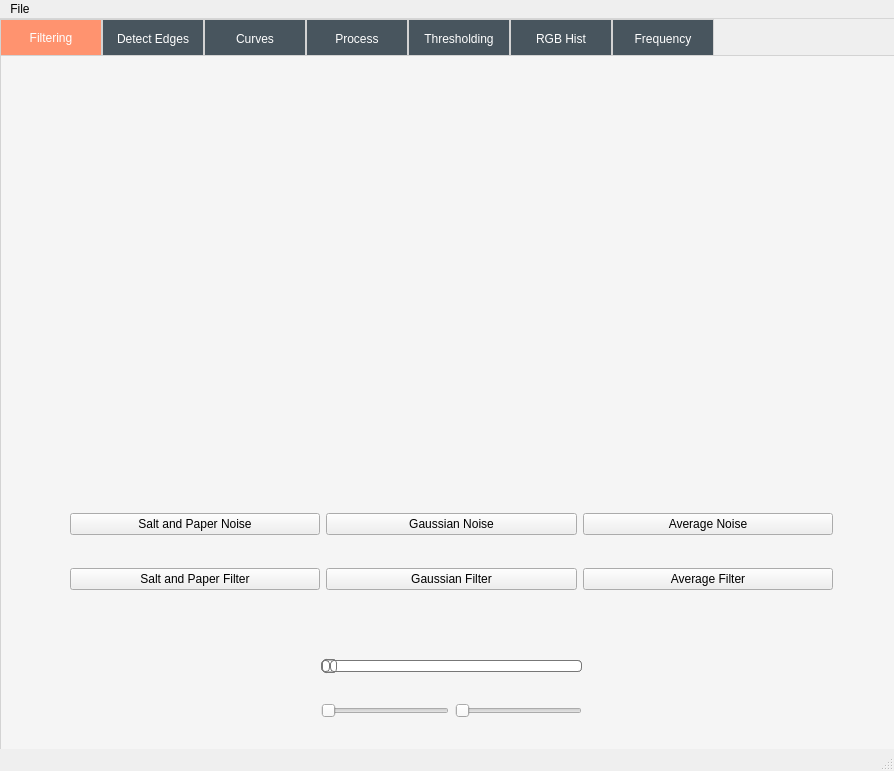
The window that mainwindow.ui (MohabGhobashy/image_processing_studio) describes before a commit, drawn with Qt 5.
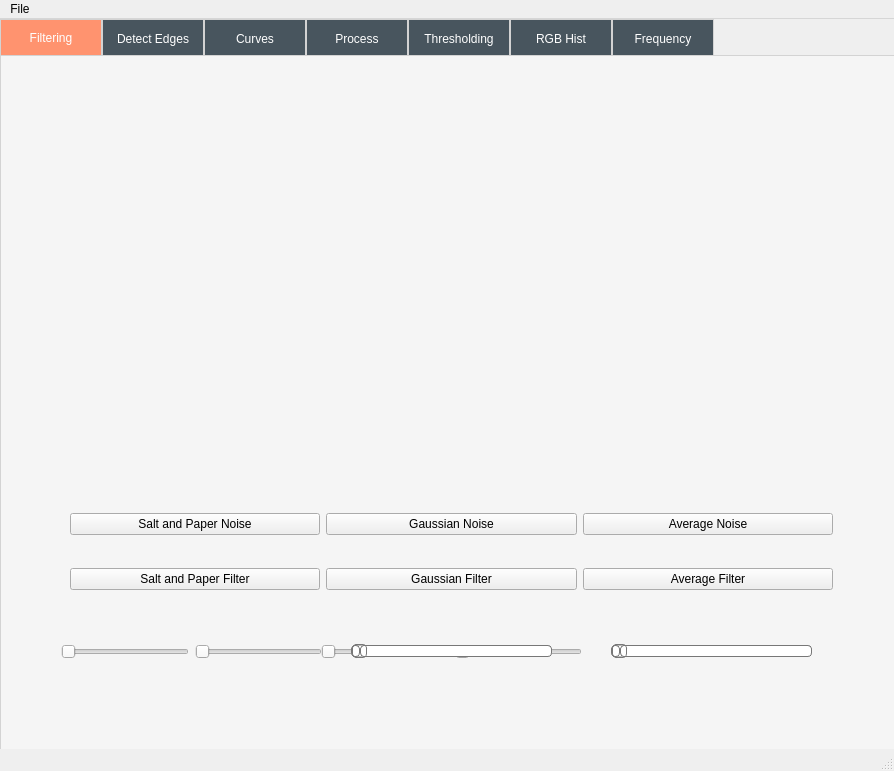
The same window after the commit. Icons and pictures are not drawn.

Commit message: noise filters sliders done

What changed in the file:
```diff
--- a/mainwindow.ui
+++ b/mainwindow.ui
@@ -279,186 +279,26 @@
        </item>
       </layout>
      </widget>
-     <widget class="QSlider" name="average_slider">
-      <property name="geometry">
-       <rect>
-        <x>320</x>
-        <y>590</y>
-        <width>261</width>
-        <height>41</height>
-       </rect>
-      </property>
-      <property name="styleSheet">
-       <string notr="true">QSlider::groove:horizontal {
-border: 1px solid #bbb;
-background: white;
-height: 10px;
-border-radius: 4px;
-}
-
-QSlider::sub-page:horizontal {
-background: qlineargradient(x1: 0, y1: 0,    x2: 0, y2: 1,
-    stop: 0 #66e, stop: 1 #bbf);
-background: qlineargradient(x1: 0, y1: 0.2, x2: 1, y2: 1,
-    stop: 0 #bbf, stop: 1 #55f);
-border: 1px solid #777;
-height: 10px;
-border-radius: 4px;
-}
-
-QSlider::add-page:horizontal {
-background: #fff;
-border: 1px solid #777;
-height: 10px;
-border-radius: 4px;
-}
-
-QSlider::handle:horizontal {
-background: qlineargradient(x1:0, y1:0, x2:1, y2:1,
-    stop:0 #eee, stop:1 #ccc);
-border: 1px solid #777;
-width: 13px;
-margin-top: -2px;
-margin-bottom: -2px;
-border-radius: 4px;
-}
-
-QSlider::handle:horizontal:hover {
-background: qlineargradient(x1:0, y1:0, x2:1, y2:1,
-    stop:0 #fff, stop:1 #ddd);
-border: 1px solid #444;
-border-radius: 4px;
-}
-
-QSlider::sub-page:horizontal:disabled {
-background: #bbb;
-border-color: #999;
-}
-
-QSlider::add-page:horizontal:disabled {
-background: #eee;
-border-color: #999;
-}
-
-QSlider::handle:horizontal:disabled {
-background: #eee;
-border: 1px solid #aaa;
-border-radius: 4px;
-}</string>
-      </property>
-      <property name="minimum">
-       <number>3</number>
-      </property>
-      <property name="maximum">
-       <number>200</number>
-      </property>
-      <property name="singleStep">
-       <number>2</number>
-      </property>
-      <property name="orientation">
-       <enum>Qt::Horizontal</enum>
-      </property>
-     </widget>
      <widget class="QLabel" name="average_slider_value">
       <property name="geometry">
        <rect>
-        <x>610</x>
-        <y>600</y>
-        <width>63</width>
-        <height>20</height>
+        <x>820</x>
+        <y>580</y>
+        <width>41</width>
+        <height>31</height>
        </rect>
       </property>
       <property name="text">
        <string/>
       </property>
      </widget>
-     <widget class="QSlider" name="GaussianSlider">
-      <property name="geometry">
-       <rect>
-        <x>320</x>
-        <y>590</y>
-        <width>261</width>
-        <height>41</height>
-       </rect>
-      </property>
-      <property name="styleSheet">
-       <string notr="true">QSlider::groove:horizontal {
-border: 1px solid #bbb;
-background: white;
-height: 10px;
-border-radius: 4px;
-}
-
-QSlider::sub-page:horizontal {
-background: qlineargradient(x1: 0, y1: 0,    x2: 0, y2: 1,
-    stop: 0 #66e, stop: 1 #bbf);
-background: qlineargradient(x1: 0, y1: 0.2, x2: 1, y2: 1,
-    stop: 0 #bbf, stop: 1 #55f);
-border: 1px solid #777;
-height: 10px;
-border-radius: 4px;
-}
-
-QSlider::add-page:horizontal {
-background: #fff;
-border: 1px solid #777;
-height: 10px;
-border-radius: 4px;
-}
-
-QSlider::handle:horizontal {
-background: qlineargradient(x1:0, y1:0, x2:1, y2:1,
-    stop:0 #eee, stop:1 #ccc);
-border: 1px solid #777;
-width: 13px;
-margin-top: -2px;
-margin-bottom: -2px;
-border-radius: 4px;
-}
-
-QSlider::handle:horizontal:hover {
-background: qlineargradient(x1:0, y1:0, x2:1, y2:1,
-    stop:0 #fff, stop:1 #ddd);
-border: 1px solid #444;
-border-radius: 4px;
-}
-
-QSlider::sub-page:horizontal:disabled {
-background: #bbb;
-border-color: #999;
-}
-
-QSlider::add-page:horizontal:disabled {
-background: #eee;
-border-color: #999;
-}
-
-QSlider::handle:horizontal:disabled {
-background: #eee;
-border: 1px solid #aaa;
-border-radius: 4px;
-}</string>
-      </property>
-      <property name="minimum">
-       <number>3</number>
-      </property>
-      <property name="maximum">
-       <number>200</number>
-      </property>
-      <property name="singleStep">
-       <number>2</number>
-      </property>
-      <property name="orientation">
-       <enum>Qt::Horizontal</enum>
-      </property>
-     </widget>
      <widget class="QLabel" name="slider_magdy_val">
       <property name="geometry">
        <rect>
-        <x>590</x>
+        <x>562</x>
         <y>580</y>
-        <width>63</width>
-        <height>51</height>
+        <width>51</width>
+        <height>31</height>
        </rect>
       </property>
       <property name="text">
@@ -469,7 +309,7 @@
       <property name="geometry">
        <rect>
         <x>320</x>
-        <y>639</y>
+        <y>580</y>
         <width>261</width>
         <height>31</height>
        </rect>
@@ -499,6 +339,289 @@
        </item>
       </layout>
      </widget>
+     <widget class="QWidget" name="horizontalLayoutWidget_2">
+      <property name="geometry">
+       <rect>
+        <x>60</x>
+        <y>580</y>
+        <width>261</width>
+        <height>31</height>
+       </rect>
+      </property>
+      <layout class="QHBoxLayout" name="horizontalLayout_7">
+       <item>
+        <layout class="QVBoxLayout" name="sAndPLabel">
+         <item>
+          <widget class="QSlider" name="saltSlider">
+           <property name="maximum">
+            <number>20</number>
+           </property>
+           <property name="singleStep">
+            <number>1</number>
+           </property>
+           <property name="pageStep">
+            <number>0</number>
+           </property>
+           <property name="orientation">
+            <enum>Qt::Horizontal</enum>
+           </property>
+          </widget>
+         </item>
+        </layout>
+       </item>
+       <item>
+        <layout class="QVBoxLayout" name="sAndPLabel_2">
+         <item>
+          <widget class="QSlider" name="paperSlider">
+           <property name="maximum">
+            <number>20</number>
+           </property>
+           <property name="orientation">
+            <enum>Qt::Horizontal</enum>
+           </property>
+          </widget>
+         </item>
+        </layout>
+       </item>
+      </layout>
+     </widget>
+     <widget class="QLabel" name="gaussian_slider_value">
+      <property name="geometry">
+       <rect>
+        <x>562</x>
+        <y>579</y>
+        <width>51</width>
+        <height>31</height>
+       </rect>
+      </property>
+      <property name="text">
+       <string/>
+      </property>
+     </widget>
+     <widget class="QWidget" name="horizontalLayoutWidget_13">
+      <property name="geometry">
+       <rect>
+        <x>60</x>
+        <y>610</y>
+        <width>261</width>
+        <height>31</height>
+       </rect>
+      </property>
+      <layout class="QHBoxLayout" name="SandPlabelsLayout">
+       <item>
+        <widget class="QLabel" name="saltLabel">
+         <property name="text">
+          <string/>
+         </property>
+        </widget>
+       </item>
+       <item>
+        <widget class="QLabel" name="paperLabel">
+         <property name="text">
+          <string/>
+         </property>
+        </widget>
+       </item>
+      </layout>
+     </widget>
+     <widget class="QWidget" name="horizontalLayoutWidget_14">
+      <property name="geometry">
+       <rect>
+        <x>320</x>
+        <y>610</y>
+        <width>261</width>
+        <height>31</height>
+       </rect>
+      </property>
+      <layout class="QHBoxLayout" name="gaussianLabels">
+       <item>
+        <widget class="QLabel" name="meanLabel">
+         <property name="text">
+          <string/>
+         </property>
+        </widget>
+       </item>
+       <item>
+        <widget class="QLabel" name="varianceLabel">
+         <property name="text">
+          <string/>
+         </property>
+        </widget>
+       </item>
+      </layout>
+     </widget>
+     <widget class="QWidget" name="horizontalLayoutWidget_15">
+      <property name="geometry">
+       <rect>
+        <x>350</x>
+        <y>560</y>
+        <width>201</width>
+        <height>71</height>
+       </rect>
+      </property>
+      <layout class="QHBoxLayout" name="horizontalLayout_23">
+       <item>
+        <widget class="QSlider" name="GaussianSlider">
+         <property name="styleSheet">
+          <string notr="true">QSlider::groove:horizontal {
+border: 1px solid #bbb;
+background: white;
+height: 10px;
+border-radius: 4px;
+}
+
+QSlider::sub-page:horizontal {
+background: qlineargradient(x1: 0, y1: 0,    x2: 0, y2: 1,
+    stop: 0 #66e, stop: 1 #bbf);
+background: qlineargradient(x1: 0, y1: 0.2, x2: 1, y2: 1,
+    stop: 0 #bbf, stop: 1 #55f);
+border: 1px solid #777;
+height: 10px;
+border-radius: 4px;
+}
+
+QSlider::add-page:horizontal {
+background: #fff;
+border: 1px solid #777;
+height: 10px;
+border-radius: 4px;
+}
+
+QSlider::handle:horizontal {
+background: qlineargradient(x1:0, y1:0, x2:1, y2:1,
+    stop:0 #eee, stop:1 #ccc);
+border: 1px solid #777;
+width: 13px;
+margin-top: -2px;
+margin-bottom: -2px;
+border-radius: 4px;
+}
+
+QSlider::handle:horizontal:hover {
+background: qlineargradient(x1:0, y1:0, x2:1, y2:1,
+    stop:0 #fff, stop:1 #ddd);
+border: 1px solid #444;
+border-radius: 4px;
+}
+
+QSlider::sub-page:horizontal:disabled {
+background: #bbb;
+border-color: #999;
+}
+
+QSlider::add-page:horizontal:disabled {
+background: #eee;
+border-color: #999;
+}
+
+QSlider::handle:horizontal:disabled {
+background: #eee;
+border: 1px solid #aaa;
+border-radius: 4px;
+}</string>
+         </property>
+         <property name="minimum">
+          <number>1</number>
+         </property>
+         <property name="maximum">
+          <number>100</number>
+         </property>
+         <property name="singleStep">
+          <number>2</number>
+         </property>
+         <property name="orientation">
+          <enum>Qt::Horizontal</enum>
+         </property>
+        </widget>
+       </item>
+      </layout>
+     </widget>
+     <widget class="QWidget" name="horizontalLayoutWidget_16">
+      <property name="geometry">
+       <rect>
+        <x>610</x>
+        <y>560</y>
+        <width>201</width>
+        <height>71</height>
+       </rect>
+      </property>
+      <layout class="QHBoxLayout" name="horizontalLayout_27">
+       <item>
+        <widget class="QSlider" name="average_slider">
+         <property name="styleSheet">
+          <string notr="true">QSlider::groove:horizontal {
+border: 1px solid #bbb;
+background: white;
+height: 10px;
+border-radius: 4px;
+}
+
+QSlider::sub-page:horizontal {
+background: qlineargradient(x1: 0, y1: 0,    x2: 0, y2: 1,
+    stop: 0 #66e, stop: 1 #bbf);
+background: qlineargradient(x1: 0, y1: 0.2, x2: 1, y2: 1,
+    stop: 0 #bbf, stop: 1 #55f);
+border: 1px solid #777;
+height: 10px;
+border-radius: 4px;
+}
+
+QSlider::add-page:horizontal {
+background: #fff;
+border: 1px solid #777;
+height: 10px;
+border-radius: 4px;
+}
+
+QSlider::handle:horizontal {
+background: qlineargradient(x1:0, y1:0, x2:1, y2:1,
+    stop:0 #eee, stop:1 #ccc);
+border: 1px solid #777;
+width: 13px;
+margin-top: -2px;
+margin-bottom: -2px;
+border-radius: 4px;
+}
+
+QSlider::handle:horizontal:hover {
+background: qlineargradient(x1:0, y1:0, x2:1, y2:1,
+    stop:0 #fff, stop:1 #ddd);
+border: 1px solid #444;
+border-radius: 4px;
+}
+
+QSlider::sub-page:horizontal:disabled {
+background: #bbb;
+border-color: #999;
+}
+
+QSlider::add-page:horizontal:disabled {
+background: #eee;
+border-color: #999;
+}
+
+QSlider::handle:horizontal:disabled {
+background: #eee;
+border: 1px solid #aaa;
+border-radius: 4px;
+}</string>
+         </property>
+         <property name="minimum">
+          <number>3</number>
+         </property>
+         <property name="maximum">
+          <number>200</number>
+         </property>
+         <property name="singleStep">
+          <number>2</number>
+         </property>
+         <property name="orientation">
+          <enum>Qt::Horizontal</enum>
+         </property>
+        </widget>
+       </item>
+      </layout>
+     </widget>
     </widget>
     <widget class="QWidget" name="tab_5">
      <attribute name="title">
```
The commit also changes 7 other files.
